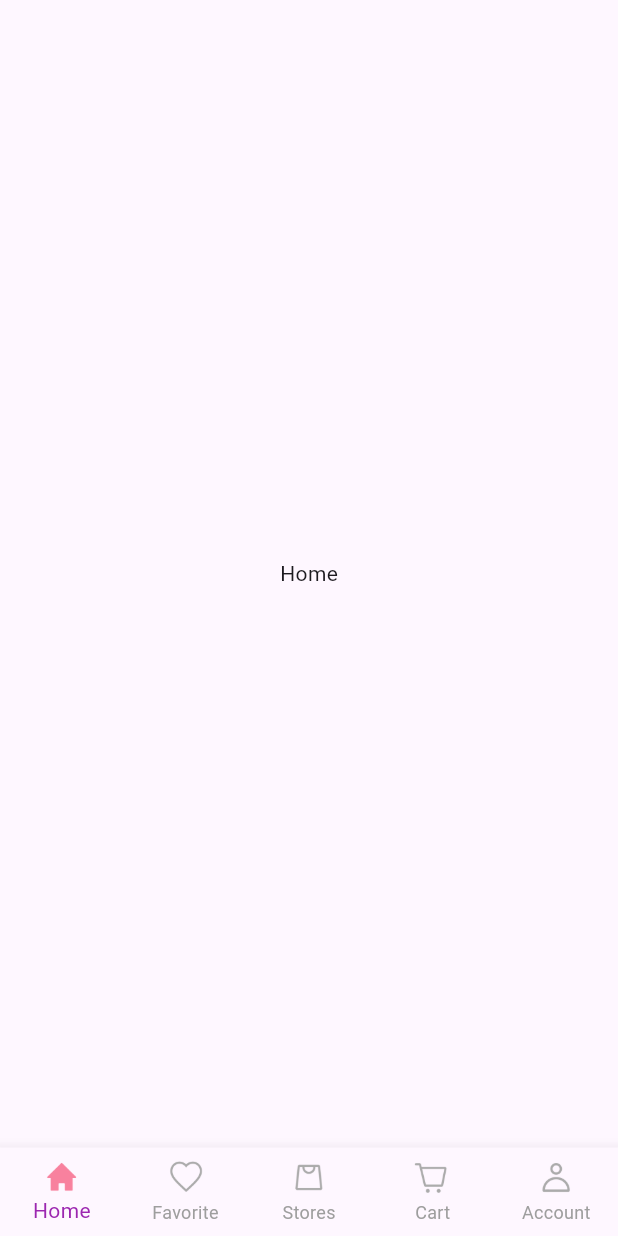
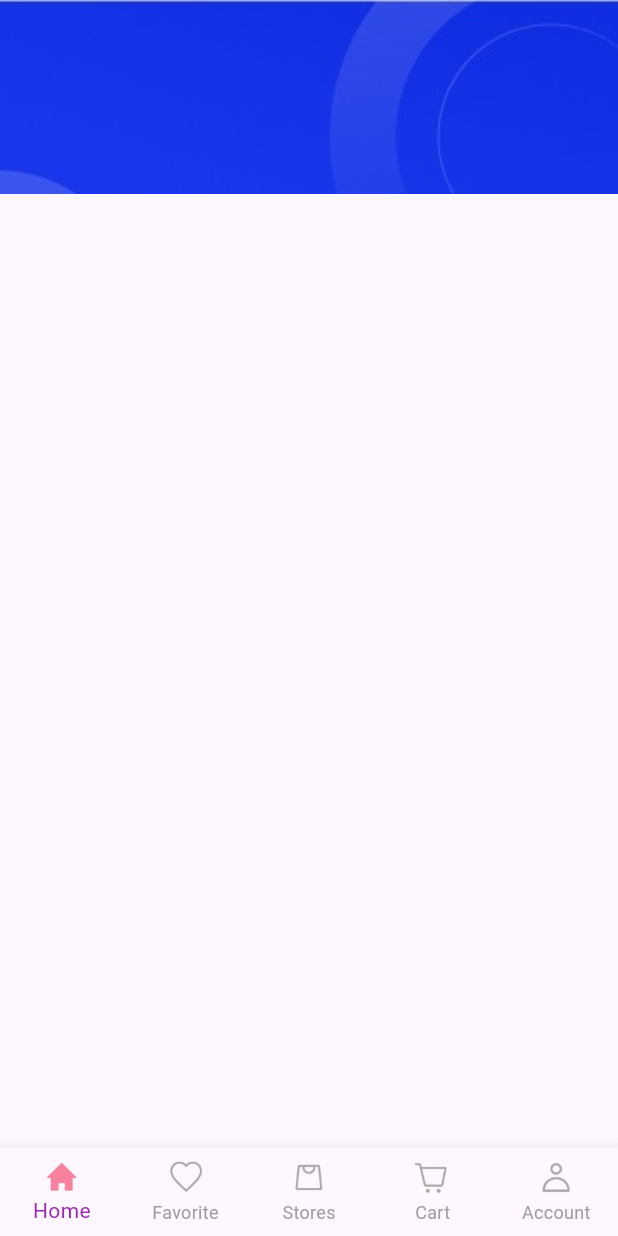
Before and after one commit to katawutuio/aisat_store_app, a Flutter app: the screen it shows after launch, on a phone screen of 412 x 824 dp. Run offline on Flutter 3.47's test engine with Material 3 defaults, Android fonts, the phone set to English and light mode, and no system bars; our stand-ins replace google_fonts.

Commit message:
home screen header - แยก code ที่เกี่ยวกับ screen ออกมาเพื่อให้ง่ายต่อการจัดการ - create headerWidget - ใช้ widget container - set width ของ widget ให้ responsive ด้วย MediaQuery - set height 20% ด้วยการคูณกับ 0.20 - ใช้ stack widget (ทำงานเหมือนกับ column) ต่างกันที่ stack สามารถให้ widget ซ้อนทับกันได้ - เอา header widget มาใส่ใน home_screen widget

```diff
--- a/lib/views/screens/nav_screen/home_screen.dart
+++ b/lib/views/screens/nav_screen/home_screen.dart
@@ -1,3 +1,4 @@
+import 'package:aisat_store_app/views/screens/nav_screen/widgets/header_widget.dart';
 import 'package:flutter/material.dart';
 
 class HomeScreen extends StatelessWidget {
@@ -6,8 +7,13 @@
   @override
   Widget build(BuildContext context) {
     return const Scaffold(
-        body: Center(
-      child: Text('Home'),
-    ));
+      body: SingleChildScrollView(
+        child: Column(
+          children: [
+            HeaderWidget(),
+          ],
+        ),
+      ),
+    );
   }
 }
--- /dev/null
+++ b/lib/views/screens/nav_screen/widgets/header_widget.dart
@@ -0,0 +1,22 @@
+import 'package:flutter/material.dart';
+
+class HeaderWidget extends StatelessWidget {
+  const HeaderWidget({super.key});
+
+  @override
+  Widget build(BuildContext context) {
+    return Container(
+      width: MediaQuery.of(context).size.width,
+      height: MediaQuery.of(context).size.height * 0.20,
+      child: Stack(
+        children: [
+          Image.asset(
+            'assets/icons/searchBanner.jpeg',
+            width: MediaQuery.of(context).size.width,
+            fit: BoxFit.cover,
+          ),
+        ],
+      ),
+    );
+  }
+}
```
